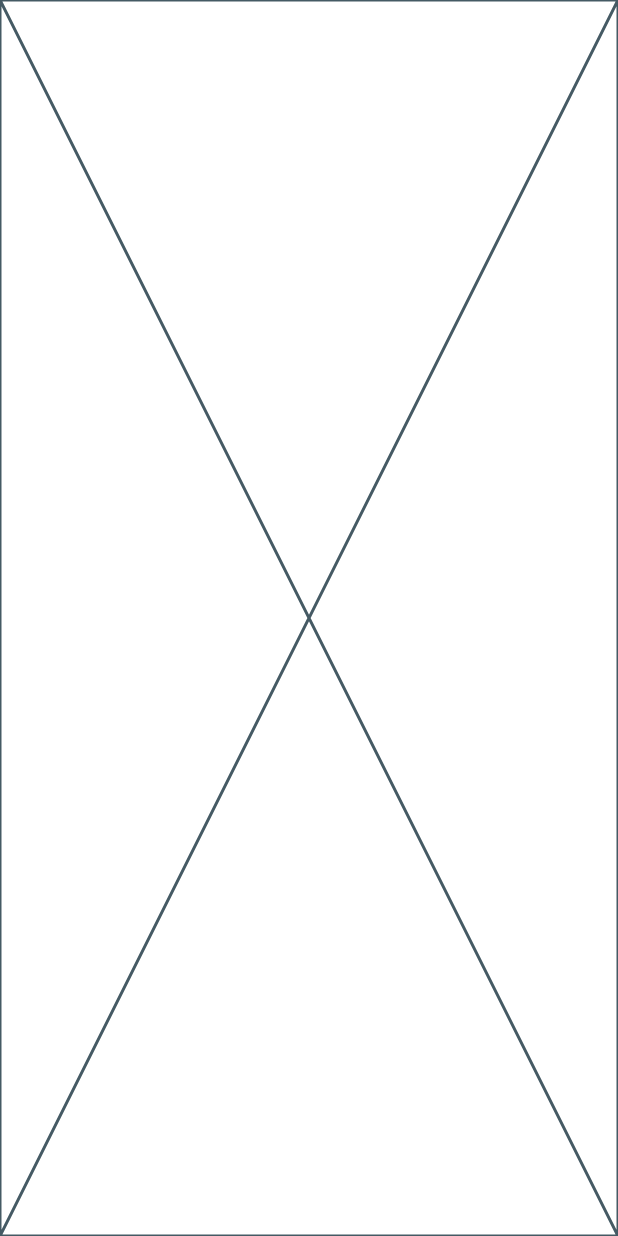
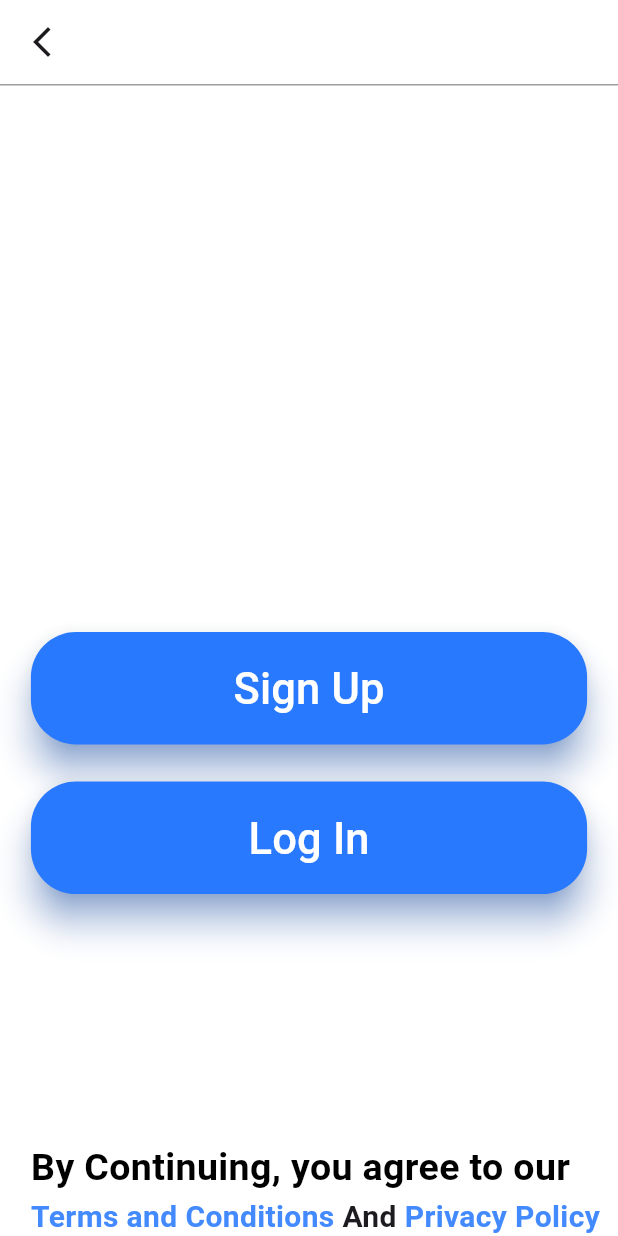
Before and after one commit to Ghaith200/Investment-app, a Flutter app: the screen it shows after launch, on a phone screen of 412 x 824 dp. Run offline on Flutter 3.47's test engine with Material 3 defaults, Android fonts, the phone set to English and light mode, and no system bars.

Commit message:
add starter page --sign up and login UI

```diff
--- /dev/null
+++ b/lib/features/login/startPage.dart
@@ -0,0 +1,129 @@
+import 'package:flutter/material.dart';
+import 'package:investement_app/features/login/login.dart';
+import 'package:investement_app/features/login/signUp.dart';
+
+class LandingPage extends StatefulWidget {
+  const LandingPage({super.key});
+
+  @override
+  State<LandingPage> createState() => _LandingPageState();
+}
+
+class _LandingPageState extends State<LandingPage> {
+  @override
+  Widget build(BuildContext context) {
+    final size = MediaQuery.of(context).size;
+    return Scaffold(
+      backgroundColor: Colors.white,
+      appBar: AppBar(
+        backgroundColor: Colors.white,
+        leading: IconButton(
+          icon: Icon(Icons.arrow_back_ios_new),
+          onPressed: () {},
+        ),
+        bottom: PreferredSize(
+          preferredSize: const Size.fromHeight(1.0),
+          child: Container(
+            color: Colors.grey,
+            height: 1.0,
+          ),
+        ),
+      ),
+      body: ListView(
+        children: [
+          SizedBox(height: 10),
+          Container(
+            height: size.height * 0.4,
+            // child: Image.asset('assets/images/startpage.png'),
+          ),
+          SizedBox(height: size.height * 0.03),
+          Container(
+            margin: EdgeInsets.symmetric(horizontal: size.width * 0.05),
+            height: 75,
+            child: ElevatedButton(
+              style: ElevatedButton.styleFrom(
+                backgroundColor: Colors.blueAccent.shade400,
+                shape: RoundedRectangleBorder(
+                  borderRadius: BorderRadius.circular(30),
+                ),
+                shadowColor: Colors.blueAccent,
+                elevation: 10,
+              ),
+              onPressed: () {
+                Navigator.push(
+                    context, MaterialPageRoute(builder: (_) => SignUpPage()));
+              },
+              child: Text(
+                'Sign Up',
+                style: TextStyle(fontSize: 29, color: Colors.white),
+              ),
+            ),
+          ),
+          SizedBox(height: size.height * 0.03),
+          Container(
+            margin: EdgeInsets.symmetric(horizontal: size.width * 0.05),
+            height: 75,
+            child: ElevatedButton(
+              style: ElevatedButton.styleFrom(
+                backgroundColor: Colors.blueAccent.shade400,
+                shape: RoundedRectangleBorder(
+                  borderRadius: BorderRadius.circular(30),
+                ),
+                shadowColor: Colors.blueAccent,
+                elevation: 10,
+              ),
+              onPressed: () {
+                Navigator.push(
+                    context, MaterialPageRoute(builder: (_) => LoginPage()));
+              },
+              child: Text(
+                'Log In',
+                style: TextStyle(fontSize: 29, color: Colors.white),
+              ),
+            ),
+          ),
+          SizedBox(height: size.height * 0.2),
+          Container(
+            margin: EdgeInsets.symmetric(horizontal: size.width * 0.05),
+            child: Row(
+              children: [
+                Text(
+                  'By Continuing, you agree to our',
+                  style: TextStyle(
+                      fontSize: 25,
+                      color: Colors.black,
+                      fontWeight: FontWeight.bold),
+                ),
+              ],
+            ),
+          ),
+          Container(
+            margin: EdgeInsets.symmetric(horizontal: size.width * 0.05),
+            child: Row(
+              children: [
+                Text(
+                  'Terms and Conditions',
+                  style: TextStyle(
+                      fontSize: 20,
+                      color: Colors.blueAccent,
+                      fontWeight: FontWeight.bold),
+                ),
+                Text(
+                  ' And',
+                  style: TextStyle(fontSize: 20, fontWeight: FontWeight.bold),
+                ),
+                Text(
+                  ' Privacy Policy',
+                  style: TextStyle(
+                      fontSize: 20,
+                      color: Colors.blueAccent,
+                      fontWeight: FontWeight.bold),
+                ),
+              ],
+            ),
+          )
+        ],
+      ),
+    );
+  }
+}
--- a/lib/main.dart
+++ b/lib/main.dart
@@ -1,13 +1,18 @@
 import 'package:flutter/material.dart';
+import 'package:investement_app/features/login/startPage.dart';
 
 void main() {
   runApp(const MyApp());
 }
- class MyApp extends StatelessWidget {
+
+class MyApp extends StatelessWidget {
   const MyApp({super.key});
 
   @override
   Widget build(BuildContext context) {
-    return const Placeholder();
+    return MaterialApp(
+      debugShowCheckedModeBanner: false,
+      home: LandingPage(),
+    );
   }
 }
--- a/pubspec.yaml
+++ b/pubspec.yaml
@@ -64,9 +64,8 @@ flutter:
   uses-material-design: true
 
   # To add assets to your application, add an assets section, like this:
-  # assets:
-  #   - images/a_dot_burr.jpeg
-  #   - images/a_dot_ham.jpeg
+  assets:
+    - assets/
 
   # An image asset can refer to one or more resolution-specific "variants", see
   # https://flutter.dev/to/resolution-aware-images
```
Also changed, not shown: lib/features/login/login.dart (added, +100 -0 lines), lib/features/login/signUp.dart (added, +114 -0 lines), lib/features/login/splashScreen.dart (added, +15 -0 lines), lib/widgets/startButton.dart (added, +35 -0 lines), lib/widgets/textfield.dart (added, +36 -0 lines), assets/images/Shapes.png (added), assets/images/startpage.png (added).
